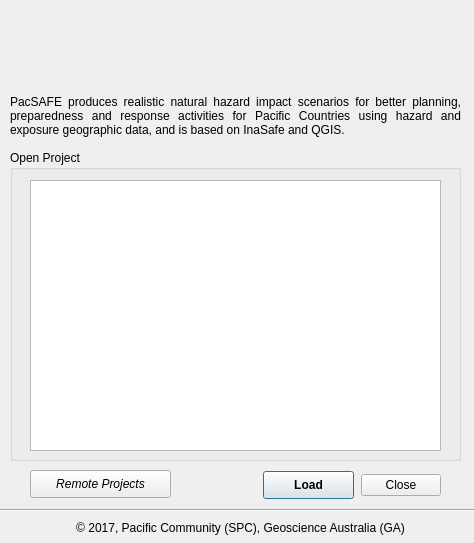
The window that PacSafe_dialog_base.ui (sopac/PacSAFE) describes before a commit, drawn with Qt 5.
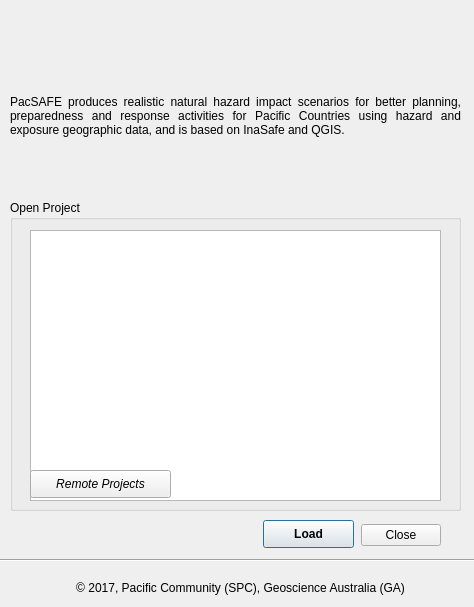
The same window after the commit. Icons and pictures are not drawn.

Commit message: Update the UI to include a dropdown list for different countries

```diff
--- a/PacSafe_dialog_base.ui
+++ b/PacSafe_dialog_base.ui
@@ -7,7 +7,7 @@
     <x>0</x>
     <y>0</y>
     <width>474</width>
-    <height>543</height>
+    <height>607</height>
    </rect>
   </property>
   <property name="windowTitle">
@@ -17,7 +17,7 @@
    <property name="geometry">
     <rect>
      <x>110</x>
-     <y>460</y>
+     <y>510</y>
      <width>331</width>
      <height>51</height>
     </rect>
@@ -33,7 +33,7 @@
    <property name="geometry">
     <rect>
      <x>10</x>
-     <y>150</y>
+     <y>200</y>
      <width>451</width>
      <height>311</height>
     </rect>
@@ -55,8 +55,8 @@
   <widget class="Line" name="line">
    <property name="geometry">
     <rect>
-     <x>-20</x>
-     <y>500</y>
+     <x>-30</x>
+     <y>550</y>
      <width>541</width>
      <height>20</height>
     </rect>
@@ -69,7 +69,7 @@
    <property name="geometry">
     <rect>
      <x>20</x>
-     <y>520</y>
+     <y>580</y>
      <width>441</width>
      <height>16</height>
     </rect>
@@ -107,7 +107,7 @@
    <property name="geometry">
     <rect>
      <x>263</x>
-     <y>471</y>
+     <y>520</y>
      <width>91</width>
      <height>28</height>
     </rect>
```
The commit also changes 2 other files.
